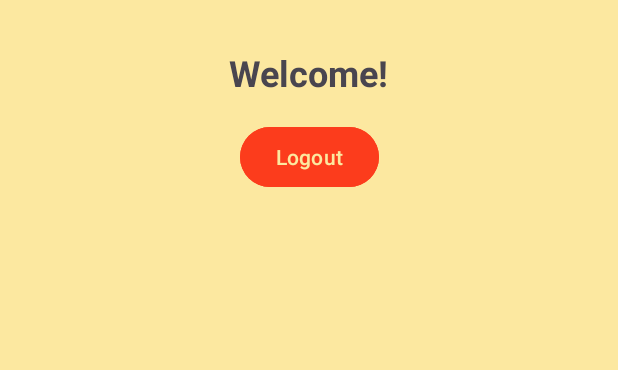
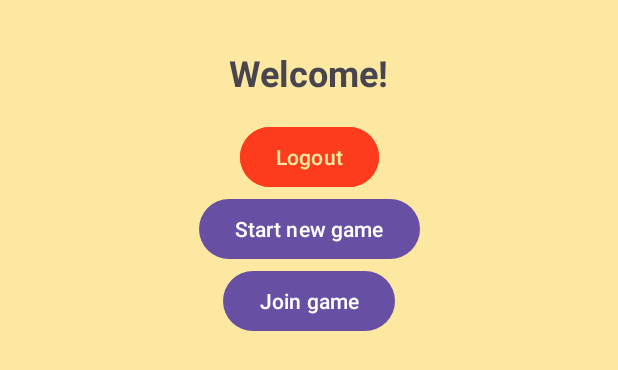
Before and after one commit to OzzieMunoz/Project2, an Android app: the layout activity_landing_page.xml on its own in the app's theme, with its tools: preview values and no code run, on a phone screen of 412 x 824 dp. Shown: the top 370 px of the screen. Run offline under Robolectric (Android 15) with nearby library versions, the phone set to English and light mode, and no system bars.

Commit message:
GameState/logic

```diff
--- a/app/src/main/java/com/example/bullshit/LandingPage.java
+++ b/app/src/main/java/com/example/bullshit/LandingPage.java
@@ -17,6 +17,7 @@ public class LandingPage extends AppCompatActivity {
         TextView welcomeText = findViewById(R.id.welcomeText);
         Button logoutButton = findViewById(R.id.logoutButton);
         Button adminButton = findViewById(R.id.adminButton);
+        Button startGameButton = findViewById(R.id.startGameButton);
 
         Intent intent = getIntent();
         String username = intent.getStringExtra("username");
@@ -44,5 +45,10 @@ public class LandingPage extends AppCompatActivity {
             Intent adminIntent = new Intent(LandingPage.this, AdminPanelActivity.class);
             startActivity(adminIntent);
         });
+
+        startGameButton.setOnClickListener(v -> {
+            Intent gameIntent = new Intent(LandingPage.this, GameActivity.class);
+            startActivity(gameIntent);
+        });
     }
 }
--- a/app/src/main/res/layout/activity_landing_page.xml
+++ b/app/src/main/res/layout/activity_landing_page.xml
@@ -43,4 +43,24 @@
         app:layout_constraintStart_toStartOf="parent"
         app:layout_constraintEnd_toEndOf="parent"
         android:layout_marginTop="16dp" />
+
+    <Button
+        android:layout_width="wrap_content"
+        android:layout_height="wrap_content"
+        android:id="@+id/startGameButton"
+        android:text="Start new game"
+        app:layout_constraintTop_toBottomOf="@id/logoutButton"
+        app:layout_constraintStart_toStartOf="parent"
+        app:layout_constraintEnd_toEndOf="parent"
+        />
+
+    <Button
+        android:layout_width="wrap_content"
+        android:layout_height="wrap_content"
+        android:id="@+id/joinGameButton"
+        android:text="Join game"
+        app:layout_constraintTop_toBottomOf="@id/startGameButton"
+        app:layout_constraintStart_toStartOf="parent"
+        app:layout_constraintEnd_toEndOf="parent"
+        />
 </androidx.constraintlayout.widget.ConstraintLayout>
```
Also changed, not shown: app/src/main/java/com/example/bullshit/Deck.java (+21 -2 lines), app/src/main/java/com/example/bullshit/GameActivity.java (added, +15 -0 lines), app/src/main/res/layout/activity_game.xml (added, +45 -0 lines).
